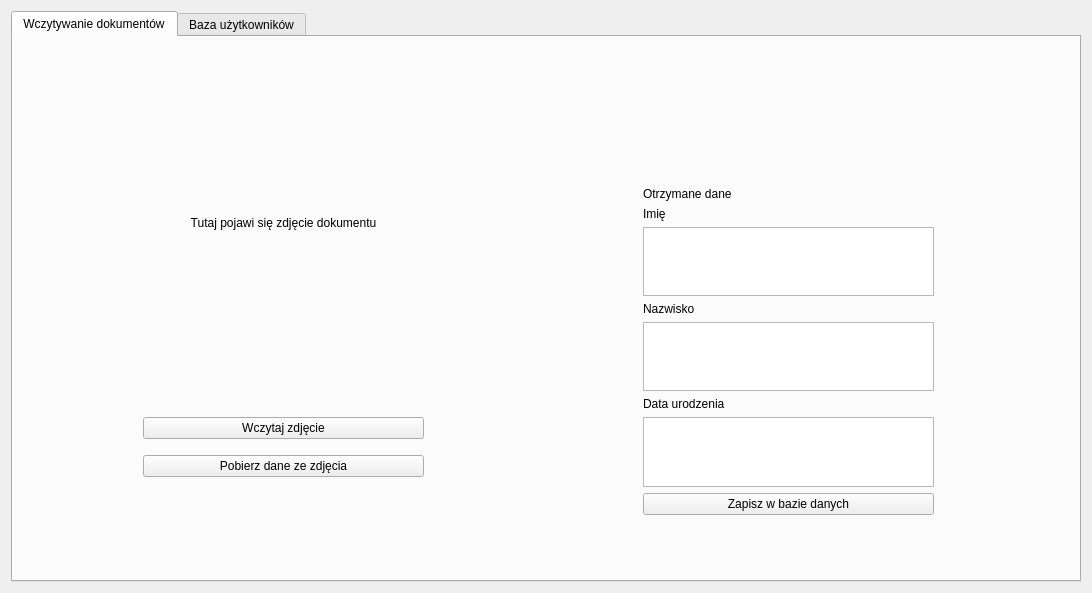
Before: the Qt Designer form ui/form.ui in SnoxE/aipo-document-recognition, drawn with Qt 5.
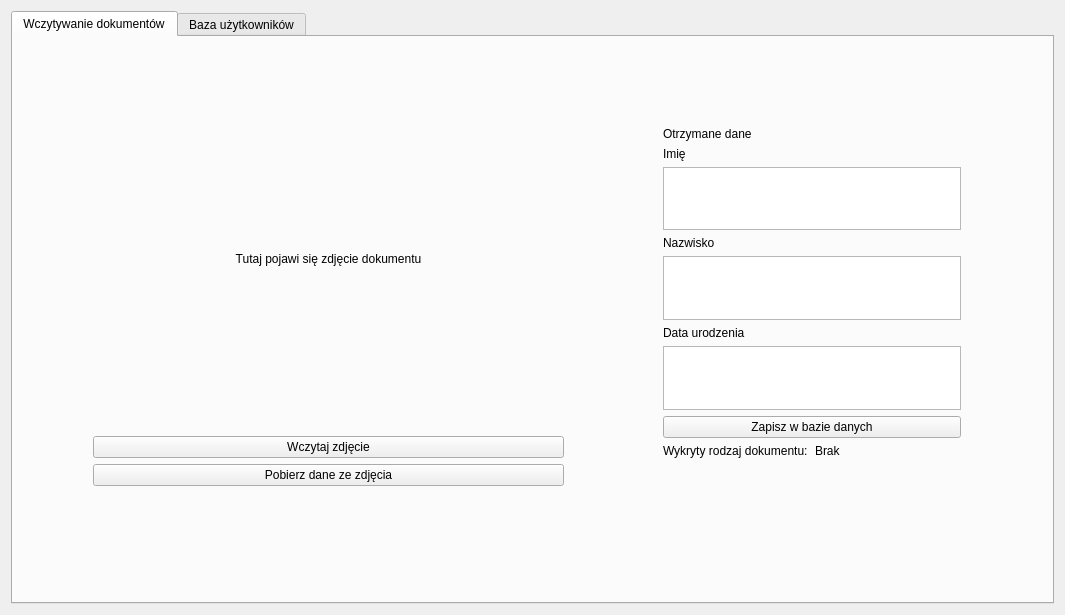
After: the same form once the commit is applied. The open tabs and pages were chosen to show the change.

Commit message: Handle detecting date from different documents, add label displaying detected document type

```diff
--- a/ui/form.ui
+++ b/ui/form.ui
@@ -6,15 +6,15 @@
    <rect>
     <x>0</x>
     <y>0</y>
-    <width>1092</width>
-    <height>593</height>
+    <width>1065</width>
+    <height>615</height>
    </rect>
   </property>
   <property name="windowTitle">
    <string>Widget</string>
   </property>
-  <layout class="QHBoxLayout" name="horizontalLayout">
-   <item>
+  <layout class="QGridLayout" name="gridLayout_2">
+   <item row="0" column="0">
     <widget class="QTabWidget" name="tabWidget">
      <property name="currentIndex">
       <number>1</number>
@@ -23,15 +23,31 @@
       <attribute name="title">
        <string>Wczytywanie dokumentów</string>
       </attribute>
-      <widget class="QLabel" name="photoField">
+      <widget class="QWidget" name="verticalLayoutWidget">
        <property name="geometry">
         <rect>
-         <x>60</x>
+         <x>80</x>
          <y>50</y>
-         <width>421</width>
-         <height>271</height>
+         <width>471</width>
+         <height>399</height>
         </rect>
        </property>
+       <layout class="QVBoxLayout" name="uploadedDocumentActions">
+        <item>
+         <spacer name="verticalSpacer_2">
+          <property name="orientation">
+           <enum>Qt::Vertical</enum>
+          </property>
+          <property name="sizeHint" stdset="0">
+           <size>
+            <width>20</width>
+            <height>40</height>
+           </size>
+          </property>
+         </spacer>
+        </item>
+        <item>
+         <widget class="QLabel" name="photoField">
        <property name="autoFillBackground">
         <bool>false</bool>
        </property>
@@ -45,16 +61,20 @@
         <set>Qt::AlignCenter</set>
        </property>
       </widget>
-      <widget class="QWidget" name="verticalLayoutWidget">
-       <property name="geometry">
-        <rect>
-         <x>130</x>
-         <y>370</y>
-         <width>281</width>
-         <height>82</height>
-        </rect>
-       </property>
-       <layout class="QVBoxLayout" name="uploadedDocumentActions">
+        </item>
+        <item>
+         <spacer name="verticalSpacer">
+          <property name="orientation">
+           <enum>Qt::Vertical</enum>
+          </property>
+          <property name="sizeHint" stdset="0">
+           <size>
+            <width>20</width>
+            <height>40</height>
+           </size>
+          </property>
+         </spacer>
+        </item>
         <item>
          <widget class="QPushButton" name="uploadButton">
           <property name="text">
@@ -74,12 +94,14 @@
       <widget class="QWidget" name="verticalLayoutWidget_2">
        <property name="geometry">
         <rect>
-         <x>630</x>
-         <y>150</y>
-         <width>291</width>
-         <height>328</height>
+         <x>650</x>
+         <y>90</y>
+         <width>298</width>
+         <height>331</height>
         </rect>
        </property>
+       <layout class="QVBoxLayout" name="verticalLayout_2">
+        <item>
        <layout class="QVBoxLayout" name="personDataForm">
         <item>
          <widget class="QLabel" name="label">
@@ -125,6 +147,39 @@
           </property>
          </widget>
         </item>
+          <item>
+           <spacer name="verticalSpacer_3">
+            <property name="orientation">
+             <enum>Qt::Vertical</enum>
+            </property>
+            <property name="sizeHint" stdset="0">
+             <size>
+              <width>0</width>
+              <height>40</height>
+             </size>
+            </property>
+           </spacer>
+          </item>
+         </layout>
+        </item>
+        <item>
+         <layout class="QHBoxLayout" name="horizontalLayout_2">
+          <item>
+           <widget class="QLabel" name="label_5">
+            <property name="text">
+             <string>Wykryty rodzaj dokumentu:</string>
+            </property>
+           </widget>
+          </item>
+          <item>
+           <widget class="QLabel" name="detectedDocumentType">
+            <property name="text">
+             <string>Brak</string>
+            </property>
+           </widget>
+          </item>
+         </layout>
+        </item>
        </layout>
       </widget>
      </widget>
```
Left out of the diff: 6 changed lines with no effect on the pictures. Lines whose indentation alone changed are shown as unchanged. The commit also changes 6 other files.
